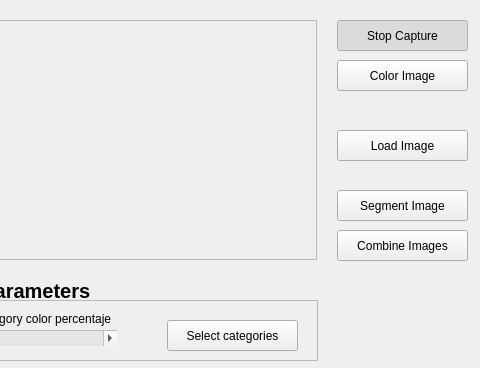
danipeix13/VisionArtificial, file proyVA4/mainwindow.ui: the form before one commit; both pictures show x 393 to 873 and y 0 to 368 of the 873 by 368 pixel window.
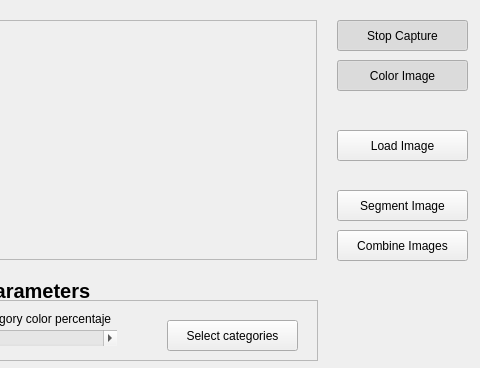
The form after the commit.

The edit to the form file:
```diff
--- a/proyVA4/mainwindow.ui
+++ b/proyVA4/mainwindow.ui
@@ -80,7 +80,7 @@
     <bool>true</bool>
    </property>
    <property name="checked">
-    <bool>false</bool>
+    <bool>true</bool>
    </property>
   </widget>
   <widget class="QPushButton" name="loadBtn">
```
Left out of the diff: 8 changed lines with no effect on the pictures.
